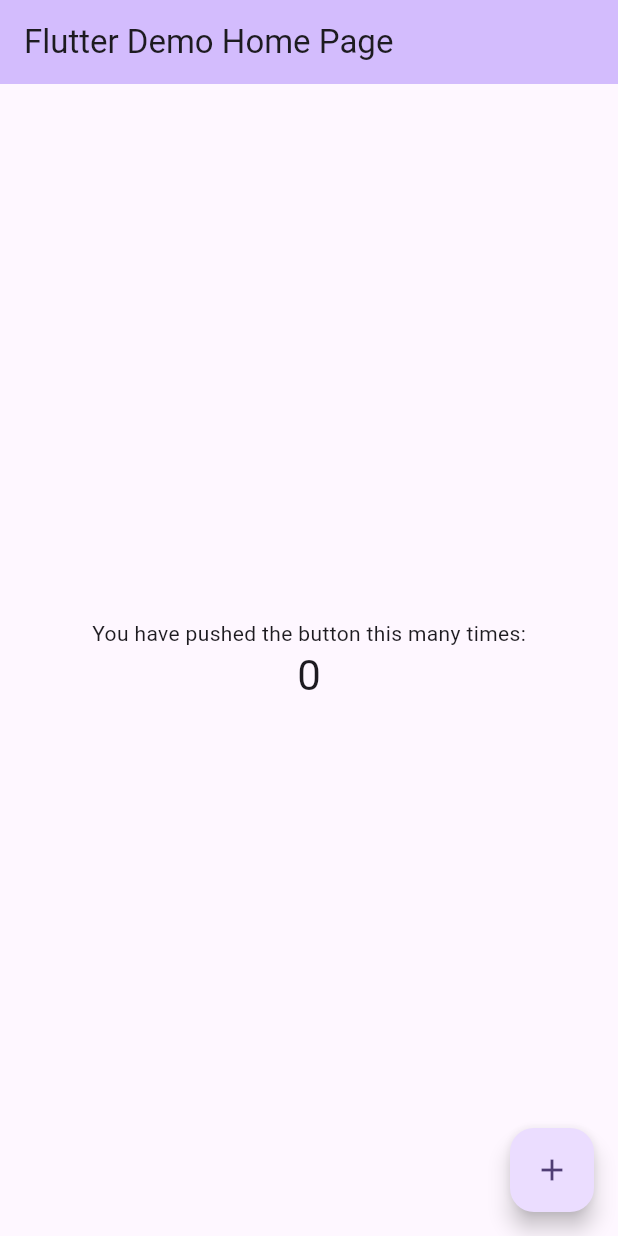
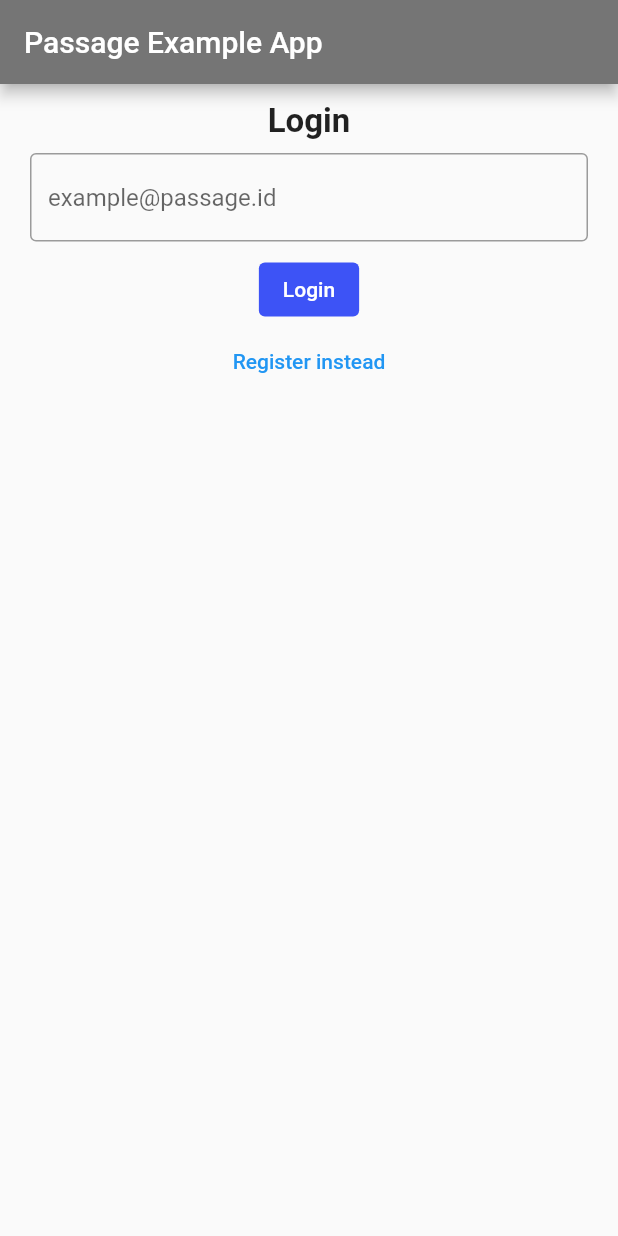
Before and after one commit to passageidentity/example-flutter, a Flutter app: the screen it shows after launch, on a phone screen of 412 x 824 dp. Run offline on Flutter 3.47's test engine with Material 2 defaults, Android fonts, the phone set to English and light mode, and no system bars; missing offline and left inert: passage_flutter.

Commit message:
feat(PSG-2132): user can register and login with passkey

```diff
--- a/lib/main.dart
+++ b/lib/main.dart
@@ -1,125 +1,41 @@
 import 'package:flutter/material.dart';
 
+import 'state/passage_state_container.dart';
+import 'screens/login.dart';
+import 'screens/welcome.dart';
+
 void main() {
-  runApp(const MyApp());
+  runApp(const PassageStateContainer(child: PassageExampleApp()));
 }
 
-class MyApp extends StatelessWidget {
-  const MyApp({super.key});
+class PassageExampleApp extends StatefulWidget {
+  const PassageExampleApp({super.key});
 
-  // This widget is the root of your application.
   @override
-  Widget build(BuildContext context) {
-    return MaterialApp(
-      title: 'Flutter Demo',
-      theme: ThemeData(
-        // This is the theme of your application.
-        //
-        // TRY THIS: Try running your application with "flutter run". You'll see
-        // the application has a blue toolbar. Then, without quitting the app,
-        // try changing the seedColor in the colorScheme below to Colors.green
-        // and then invoke "hot reload" (save your changes or press the "hot
-        // reload" button in a Flutter-supported IDE, or press "r" if you used
-        // the command line to start the app).
-        //
-        // Notice that the counter didn't reset back to zero; the application
-        // state is not lost during the reload. To reset the state, use hot
-        // restart instead.
-        //
-        // This works for code too, not just values: Most code changes can be
-        // tested with just a hot reload.
-        colorScheme: ColorScheme.fromSeed(seedColor: Colors.deepPurple),
-        useMaterial3: true,
-      ),
-      home: const MyHomePage(title: 'Flutter Demo Home Page'),
-    );
-  }
+  State<PassageExampleApp> createState() => _PassageExampleAppState();
 }
 
-class MyHomePage extends StatefulWidget {
-  const MyHomePage({super.key, required this.title});
-
-  // This widget is the home page of your application. It is stateful, meaning
-  // that it has a State object (defined below) that contains fields that affect
-  // how it looks.
-
-  // This class is the configuration for the state. It holds the values (in this
-  // case the title) provided by the parent (in this case the App widget) and
-  // used by the build method of the State. Fields in a Widget subclass are
-  // always marked "final".
-
-  final String title;
+class _PassageExampleAppState extends State<PassageExampleApp> {
+  late PassageState _passageState;
 
   @override
-  State<MyHomePage> createState() => _MyHomePageState();
-}
-
-class _MyHomePageState extends State<MyHomePage> {
-  int _counter = 0;
-
-  void _incrementCounter() {
-    setState(() {
-      // This call to setState tells the Flutter framework that something has
-      // changed in this State, which causes it to rerun the build method below
-      // so that the display can reflect the updated values. If we changed
-      // _counter without calling setState(), then the build method would not be
-      // called again, and so nothing would appear to happen.
-      _counter++;
-    });
+  void didChangeDependencies() {
+    super.didChangeDependencies();
+    _passageState = PassageStateContainer.of(context);
   }
 
   @override
   Widget build(BuildContext context) {
-    // This method is rerun every time setState is called, for instance as done
-    // by the _incrementCounter method above.
-    //
-    // The Flutter framework has been optimized to make rerunning build methods
-    // fast, so that you can just rebuild anything that needs updating rather
-    // than having to individually change instances of widgets.
-    return Scaffold(
-      appBar: AppBar(
-        // TRY THIS: Try changing the color here to a specific color (to
-        // Colors.amber, perhaps?) and trigger a hot reload to see the AppBar
-        // change color while the other colors stay the same.
-        backgroundColor: Theme.of(context).colorScheme.inversePrimary,
-        // Here we take the value from the MyHomePage object that was created by
-        // the App.build method, and use it to set our appbar title.
-        title: Text(widget.title),
+    return MaterialApp(
+      home: Scaffold(
+        appBar: AppBar(
+          title: const Text('Passage Example App'),
+          backgroundColor: Colors.grey.shade600,
+        ),
+        body: (_passageState.currentUser == null
+            ? const LoginWidget()
+            : const WelcomeWidget()),
       ),
-      body: Center(
-        // Center is a layout widget. It takes a single child and positions it
-        // in the middle of the parent.
-        child: Column(
-          // Column is also a layout widget. It takes a list of children and
-          // arranges them vertically. By default, it sizes itself to fit its
-          // children horizontally, and tries to be as tall as its parent.
-          //
-          // Column has various properties to control how it sizes itself and
-          // how it positions its children. Here we use mainAxisAlignment to
-          // center the children vertically; the main axis here is the vertical
-          // axis because Columns are vertical (the cross axis would be
-          // horizontal).
-          //
-          // TRY THIS: Invoke "debug painting" (choose the "Toggle Debug Paint"
-          // action in the IDE, or press "p" in the console), to see the
-          // wireframe for each widget.
-          mainAxisAlignment: MainAxisAlignment.center,
-          children: <Widget>[
-            const Text(
-              'You have pushed the button this many times:',
-            ),
-            Text(
-              '$_counter',
-              style: Theme.of(context).textTheme.headlineMedium,
-            ),
-          ],
-        ),
-      ),
-      floatingActionButton: FloatingActionButton(
-        onPressed: _incrementCounter,
-        tooltip: 'Increment',
-        child: const Icon(Icons.add),
-      ), // This trailing comma makes auto-formatting nicer for build methods.
     );
   }
 }
--- /dev/null
+++ b/lib/screens/login.dart
@@ -0,0 +1,82 @@
+import 'package:flutter/material.dart';
+import '/state/passage_state_container.dart';
+
+class LoginWidget extends StatefulWidget {
+  const LoginWidget({super.key});
+
+  @override
+  State<LoginWidget> createState() => _LoginWidgetState();
+}
+
+class _LoginWidgetState extends State<LoginWidget> {
+  final _controller = TextEditingController();
+  late PassageState _passageState;
+
+  @override
+  void didChangeDependencies() {
+    super.didChangeDependencies();
+    _passageState = PassageStateContainer.of(context);
+  }
+
+  @override
+  void dispose() {
+    _controller.dispose();
+    super.dispose();
+  }
+
+  @override
+  Widget build(BuildContext context) {
+    var label = _passageState.isNewUser ? 'Register' : 'Login';
+    var switchLabel =
+        '${!_passageState.isNewUser ? 'Register' : 'Login'} instead';
+    return Scaffold(
+      body: Center(
+        child: Padding(
+          padding: const EdgeInsets.all(12),
+          child: Column(
+            children: [
+              Text(
+                label,
+                style:
+                    const TextStyle(fontSize: 22, fontWeight: FontWeight.bold),
+              ),
+              Padding(
+                padding: const EdgeInsets.all(8.0),
+                child: SizedBox(
+                  width: 400,
+                  child: TextField(
+                    controller: _controller,
+                    decoration: const InputDecoration(
+                      border: OutlineInputBorder(),
+                      hintText: 'example@passage.id',
+                    ),
+                    keyboardType: TextInputType.emailAddress,
+                    autocorrect: false,
+                    textCapitalization: TextCapitalization.none,
+                  ),
+                ),
+              ),
+              ElevatedButton(
+                style: ElevatedButton.styleFrom(
+                  backgroundColor: const Color(0xff3D53F6),
+                  elevation: 0,
+                ),
+                onPressed: () {
+                  if (_passageState.isNewUser) {
+                    _passageState.register(_controller.text);
+                  } else {
+                    _passageState.login(_controller.text);
+                  }
+                },
+                child: Text(label),
+              ),
+              TextButton(
+                  onPressed: _passageState.toggleIsNewUser,
+                  child: Text(switchLabel))
+            ],
+          ),
+        ),
+      ),
+    );
+  }
+}
--- /dev/null
+++ b/lib/state/passage_state_container.dart
@@ -0,0 +1,96 @@
+import 'package:flutter/foundation.dart';
+import 'package:flutter/material.dart';
+import 'package:passage_flutter/passage_flutter.dart';
+import 'package:passage_flutter/passage_flutter_models/passage_user.dart';
+
+class PassageStateContainer extends StatefulWidget {
+  final Widget child;
+
+  const PassageStateContainer({Key? key, required this.child})
+      : super(key: key);
+
+  @override
+  State<StatefulWidget> createState() => PassageState();
+
+  static PassageState of(BuildContext context) {
+    return context
+        .dependOnInheritedWidgetOfExactType<_PassageInheritedWidget>()!
+        .state;
+  }
+}
+
+class PassageState extends State<PassageStateContainer> {
+  bool isNewUser = false;
+  PassageUser? currentUser;
+  late PassageFlutter _passage;
+
+  @override
+  void initState() {
+    super.initState();
+    _passage = PassageFlutter();
+    // _checkForAuthenticatedUser();
+  }
+
+  @override
+  Widget build(BuildContext context) {
+    return _PassageInheritedWidget(state: this, child: widget.child);
+  }
+
+  void _checkForAuthenticatedUser() async {
+    // if (kIsWeb) return; // TODO: Fix Flutter web current user bug.
+    final user = await _passage.getCurrentUser();
+    setState(() {
+      currentUser = user;
+    });
+  }
+
+  void toggleIsNewUser() {
+    setState(() {
+      isNewUser = !isNewUser;
+    });
+  }
+
+  void register(String identifier) async {
+    // print(identifier);
+    try {
+      await _passage.register(identifier);
+      final user = await _passage.getCurrentUser();
+      setState(() {
+        currentUser = user;
+      });
+    } catch (e) {
+      print(e);
+    }
+  }
+
+  void login(String identifier) async {
+    // print(identifier);
+    try {
+      if (kIsWeb) {
+        await _passage.loginWithIdentifier(identifier);
+      } else {
+        await _passage.login();
+      }
+
+      final user = await _passage.getCurrentUser();
+      setState(() {
+        currentUser = user;
+      });
+    } catch (e) {
+      print(e);
+    }
+  }
+}
+
+class _PassageInheritedWidget extends InheritedWidget {
+  final PassageState state;
+
+  const _PassageInheritedWidget({
+    Key? key,
+    required this.state,
+    required Widget child,
+  }) : super(key: key, child: child);
+
+  @override
+  bool updateShouldNotify(_PassageInheritedWidget oldWidget) => true;
+}
--- a/pubspec.yaml
+++ b/pubspec.yaml
@@ -30,6 +30,8 @@ environment:
 dependencies:
   flutter:
     sdk: flutter
+  passage_flutter:
+        path: ../passage_flutter
 
 
   # The following adds the Cupertino Icons font to your application.
```
Also changed, not shown: lib/screens/welcome.dart (added, +48 -0 lines), pubspec.lock, 13 other files.
